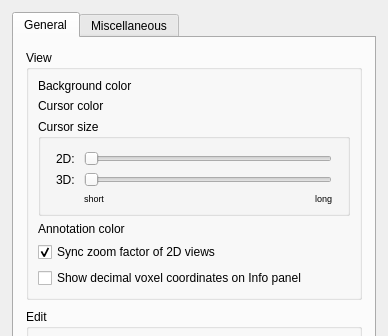
First picture: the form in freeview/DialogPreferences.ui, repository freesurfer/freesurfer, before the edit; both pictures show x 0 to 388 and y 0 to 336 of the 388 by 522 pixel window.
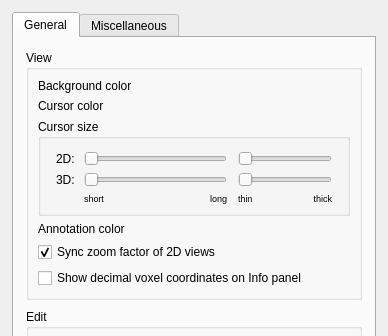
Second picture: the form after the edit. Custom widgets are drawn as their Qt base class.

Commit message: Adjustable cursor thickness

What changed in the file:
```diff
--- a/freeview/DialogPreferences.ui
+++ b/freeview/DialogPreferences.ui
@@ -177,6 +177,48 @@
              <property name="rightMargin">
               <number>15</number>
              </property>
+             <item row="2" column="5" colspan="2">
+              <widget class="QSlider" name="horizontalSliderThickness3D">
+               <property name="minimum">
+                <number>1</number>
+               </property>
+               <property name="maximum">
+                <number>15</number>
+               </property>
+               <property name="pageStep">
+                <number>1</number>
+               </property>
+               <property name="orientation">
+                <enum>Qt::Horizontal</enum>
+               </property>
+              </widget>
+             </item>
+             <item row="3" column="1">
+              <widget class="QLabel" name="label_7">
+               <property name="styleSheet">
+                <string notr="true">font-size:9px</string>
+               </property>
+               <property name="text">
+                <string>short</string>
+               </property>
+               <property name="alignment">
+                <set>Qt::AlignLeading|Qt::AlignLeft|Qt::AlignVCenter</set>
+               </property>
+              </widget>
+             </item>
+             <item row="2" column="1" colspan="3">
+              <widget class="QSlider" name="horizontalSliderSize3D">
+               <property name="minimum">
+                <number>1</number>
+               </property>
+               <property name="maximum">
+                <number>100</number>
+               </property>
+               <property name="orientation">
+                <enum>Qt::Horizontal</enum>
+               </property>
+              </widget>
+             </item>
              <item row="3" column="3">
               <widget class="QLabel" name="label_8">
                <property name="styleSheet">
@@ -190,6 +232,40 @@
                </property>
               </widget>
              </item>
+             <item row="0" column="5" colspan="2">
+              <widget class="QSlider" name="horizontalSliderThickness2D">
+               <property name="sizePolicy">
+                <sizepolicy hsizetype="Expanding" vsizetype="Fixed">
+                 <horstretch>1</horstretch>
+                 <verstretch>0</verstretch>
+                </sizepolicy>
+               </property>
+               <property name="minimum">
+                <number>1</number>
+               </property>
+               <property name="maximum">
+                <number>10</number>
+               </property>
+               <property name="pageStep">
+                <number>1</number>
+               </property>
+               <property name="value">
+                <number>1</number>
+               </property>
+               <property name="orientation">
+                <enum>Qt::Horizontal</enum>
+               </property>
+               <property name="invertedAppearance">
+                <bool>false</bool>
+               </property>
+               <property name="invertedControls">
+                <bool>false</bool>
+               </property>
+               <property name="tickPosition">
+                <enum>QSlider::NoTicks</enum>
+               </property>
+              </widget>
+             </item>
              <item row="2" column="0">
               <widget class="QLabel" name="label_6">
                <property name="text">
@@ -197,39 +273,6 @@
                </property>
               </widget>
              </item>
-             <item row="0" column="0">
-              <widget class="QLabel" name="label_5">
-               <property name="text">
-                <string>2D: </string>
-               </property>
-              </widget>
-             </item>
-             <item row="2" column="1" colspan="3">
-              <widget class="QSlider" name="horizontalSliderSize3D">
-               <property name="minimum">
-                <number>1</number>
-               </property>
-               <property name="maximum">
-                <number>100</number>
-               </property>
-               <property name="orientation">
-                <enum>Qt::Horizontal</enum>
-               </property>
-              </widget>
-             </item>
-             <item row="3" column="1">
-              <widget class="QLabel" name="label_7">
-               <property name="styleSheet">
-                <string notr="true">font-size:9px</string>
-               </property>
-               <property name="text">
-                <string>short</string>
-               </property>
-               <property name="alignment">
-                <set>Qt::AlignLeading|Qt::AlignLeft|Qt::AlignVCenter</set>
-               </property>
-              </widget>
-             </item>
              <item row="0" column="1" colspan="3">
               <widget class="QSlider" name="horizontalSliderSize2D">
                <property name="sizePolicy">
@@ -258,6 +301,55 @@
                </property>
               </widget>
              </item>
+             <item row="0" column="0">
+              <widget class="QLabel" name="label_5">
+               <property name="text">
+                <string>2D: </string>
+               </property>
+              </widget>
+             </item>
+             <item row="3" column="6">
+              <widget class="QLabel" name="label_10">
+               <property name="styleSheet">
+                <string notr="true">font-size:9px;</string>
+               </property>
+               <property name="text">
+                <string>thick</string>
+               </property>
+               <property name="alignment">
+                <set>Qt::AlignRight|Qt::AlignTrailing|Qt::AlignVCenter</set>
+               </property>
+              </widget>
+             </item>
+             <item row="3" column="5">
+              <widget class="QLabel" name="label_9">
+               <property name="styleSheet">
+                <string notr="true">font-size:9px</string>
+               </property>
+               <property name="text">
+                <string>thin</string>
+               </property>
+               <property name="alignment">
+                <set>Qt::AlignLeading|Qt::AlignLeft|Qt::AlignVCenter</set>
+               </property>
+              </widget>
+             </item>
+             <item row="3" column="4">
+              <spacer name="horizontalSpacer_5">
+               <property name="orientation">
+                <enum>Qt::Horizontal</enum>
+               </property>
+               <property name="sizeType">
+                <enum>QSizePolicy::Fixed</enum>
+               </property>
+               <property name="sizeHint" stdset="0">
+                <size>
+                 <width>5</width>
+                 <height>1</height>
+                </size>
+               </property>
+              </spacer>
+             </item>
             </layout>
            </widget>
           </item>
```
Left out of the diff: 8 changed lines with no effect on the pictures. The commit also changes 7 other files.
